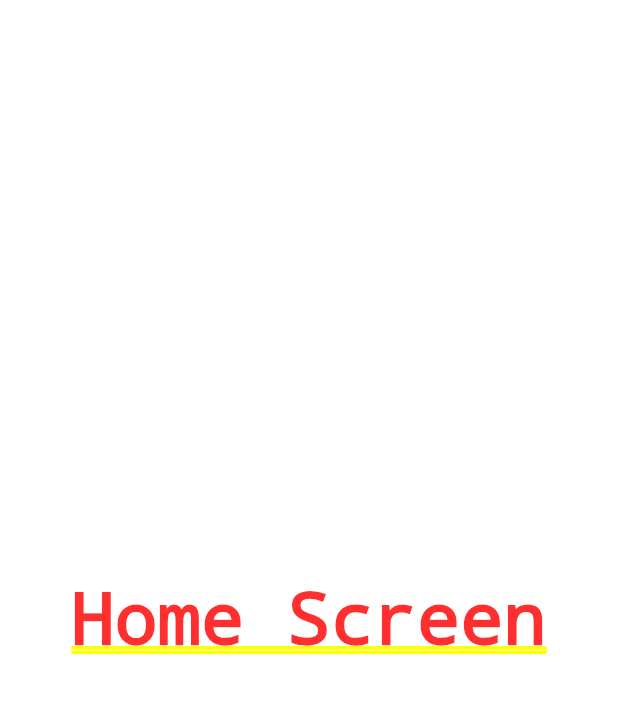
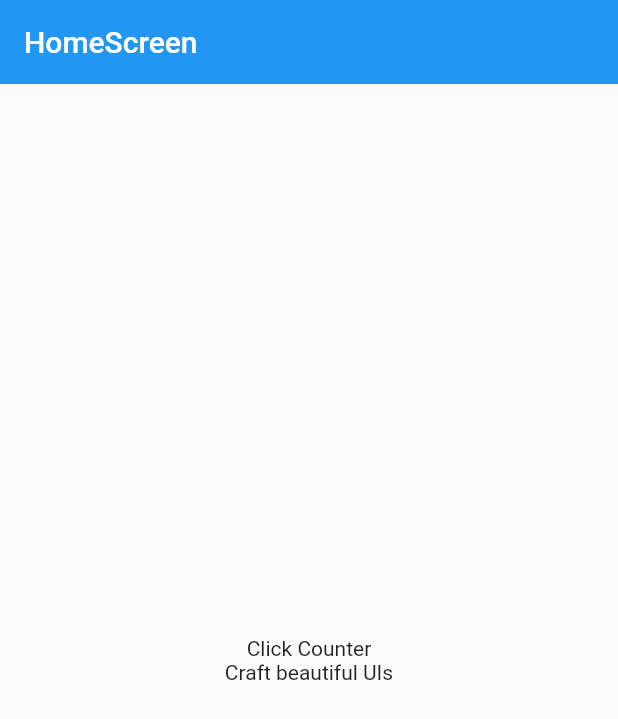
Before and after one commit to LeoVergara1/counter_app, a Flutter app: the screen it shows after launch, on a phone screen of 412 x 824 dp. Shown: the top 719 px of the screen. Run offline on Flutter 3.47's test engine with Material 2 defaults, Android fonts, the phone set to English and light mode, and no system bars.

Commit message:
[main] class 49 Columns Soltion Task

```diff
--- a/lib/screens/home_screen.dart
+++ b/lib/screens/home_screen.dart
@@ -6,9 +6,21 @@ class HomeScreen extends StatelessWidget {
 
   @override
   Widget build(BuildContext context) {
-    return const Center(
-        child: Text('Home Screen'),
-      );
+    return Scaffold(
+      appBar: AppBar(
+        title: const Text("HomeScreen"),
+        elevation: 0,
+      ),
+      body: Center(
+        child: Column(
+          mainAxisAlignment: MainAxisAlignment.center,
+          children: const [
+            Text('Click Counter'),
+            Text('Craft beautiful UIs'),
+          ]
+        ),
+      ),
+    );
   }
 
 }
```
